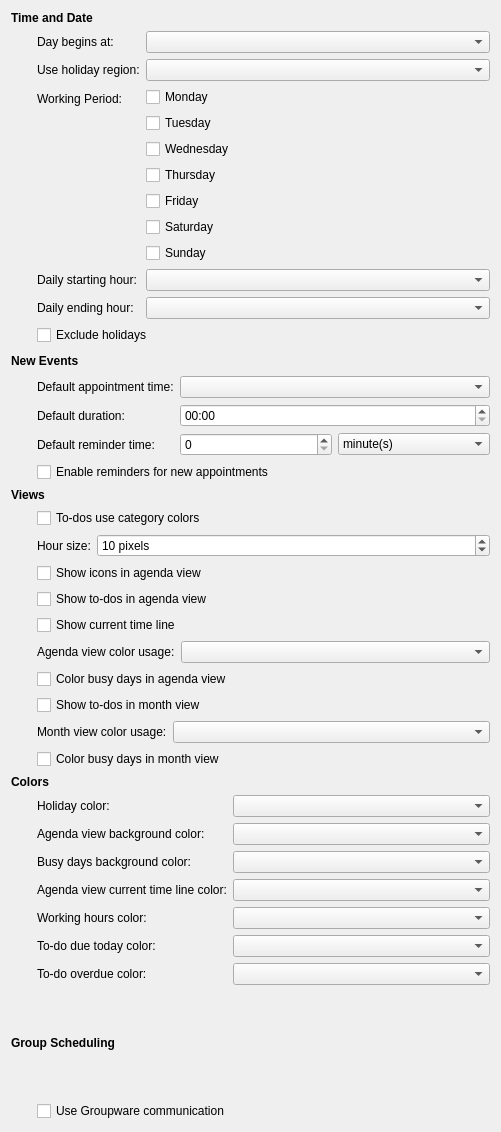
chusopr/kdepim-ktimetracker-akonadi, file mobile/calendar/configwidget.ui: the form before one commit.
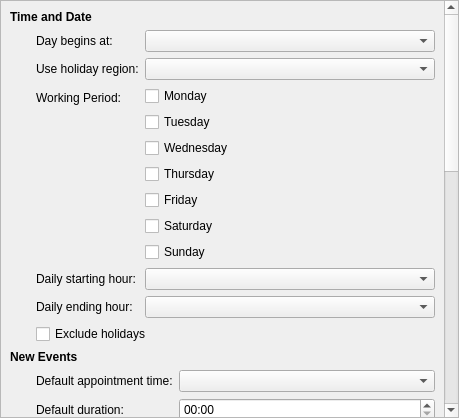
The form after the commit. Custom widgets are drawn as their Qt base class.

Commit message:
Use QScrollArea in config dialogs instead of Flickable
Using large native config widgets will result in the
allocation of large QNativeImage instances, which cause memory
problems on some embedded devices (e.g. WinCE).
So we use a native scrollable to keep the size of the
QNativeImages small.

The edit to the form file:
```diff
--- a/mobile/calendar/configwidget.ui
+++ b/mobile/calendar/configwidget.ui
@@ -6,8 +6,32 @@
    <rect>
     <x>0</x>
     <y>0</y>
-    <width>501</width>
-    <height>1132</height>
+    <width>459</width>
+    <height>418</height>
+   </rect>
+  </property>
+  <layout class="QVBoxLayout" name="verticalLayout_3">
+   <property name="spacing">
+    <number>0</number>
+   </property>
+   <property name="margin">
+    <number>0</number>
+   </property>
+   <item>
+    <widget class="QScrollArea" name="scrollArea">
+     <property name="horizontalScrollBarPolicy">
+      <enum>Qt::ScrollBarAlwaysOff</enum>
+     </property>
+     <property name="widgetResizable">
+      <bool>true</bool>
+     </property>
+     <widget class="QWidget" name="scrollAreaWidgetContents">
+      <property name="geometry">
+       <rect>
+        <x>0</x>
+        <y>0</y>
+        <width>440</width>
+        <height>1125</height>
    </rect>
   </property>
   <layout class="QVBoxLayout" name="verticalLayout_2">
@@ -558,22 +582,26 @@
    </item>
   </layout>
  </widget>
+    </widget>
+   </item>
+  </layout>
+ </widget>
  <customwidgets>
   <customwidget>
    <class>KPIM::KTimeEdit</class>
    <extends>QComboBox</extends>
    <header>libkdepim/ktimeedit.h</header>
   </customwidget>
-  <customwidget>
-   <class>KPIM::KColorCombo</class>
-   <extends>QComboBox</extends>
-   <header>kcolorcombo.h</header>
-  </customwidget>
   <customwidget>
    <class>KComboBox</class>
    <extends>QComboBox</extends>
    <header>kcombobox.h</header>
   </customwidget>
+  <customwidget>
+   <class>KPIM::KColorCombo</class>
+   <extends>QComboBox</extends>
+   <header>kcolorcombo.h</header>
+  </customwidget>
  </customwidgets>
  <resources/>
  <connections/>
```
Lines whose indentation alone changed are shown as unchanged. The commit also changes 3 other files.
